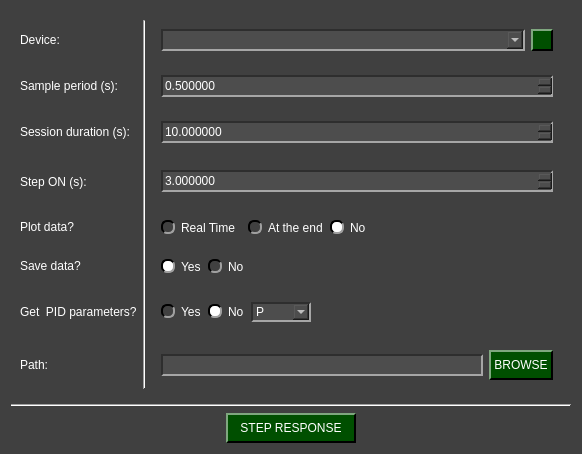
Before: the Qt Designer form pydaq/uis/PyDAQ_step_response_Arduino_widget.ui in samirmartins/pydaq, drawn with Qt 5.
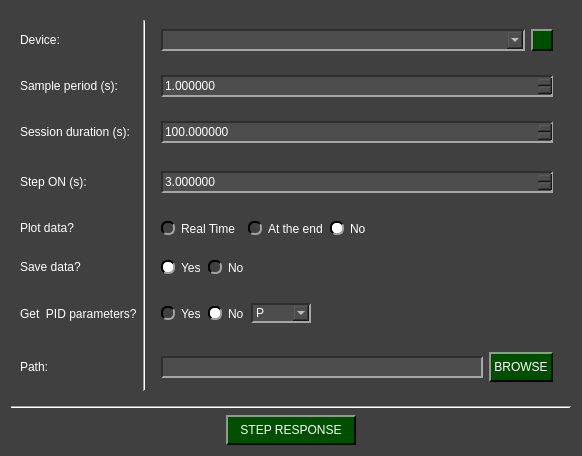
After: the same form once the commit is applied. Icons and pictures are not drawn.

```diff
--- a/pydaq/uis/PyDAQ_step_response_Arduino_widget.ui
+++ b/pydaq/uis/PyDAQ_step_response_Arduino_widget.ui
@@ -7,7 +7,7 @@
     <x>0</x>
     <y>0</y>
     <width>582</width>
-    <height>454</height>
+    <height>456</height>
    </rect>
   </property>
   <property name="windowTitle">
@@ -338,7 +338,7 @@
             <enum>QAbstractSpinBox::StepType::AdaptiveDecimalStepType</enum>
            </property>
            <property name="value">
-            <double>10.000000000000000</double>
+            <double>100.000000000000000</double>
            </property>
           </widget>
          </item>
@@ -516,7 +516,7 @@
             <enum>QAbstractSpinBox::StepType::AdaptiveDecimalStepType</enum>
            </property>
            <property name="value">
-            <double>0.500000000000000</double>
+            <double>1.000000000000000</double>
            </property>
           </widget>
          </item>
@@ -610,7 +610,7 @@
             </size>
            </property>
            <property name="currentText">
-            <string>PID</string>
+            <string>P</string>
            </property>
            <item>
             <property name="text">
```
Left out of the diff: 2 changed lines with no effect on the pictures.
